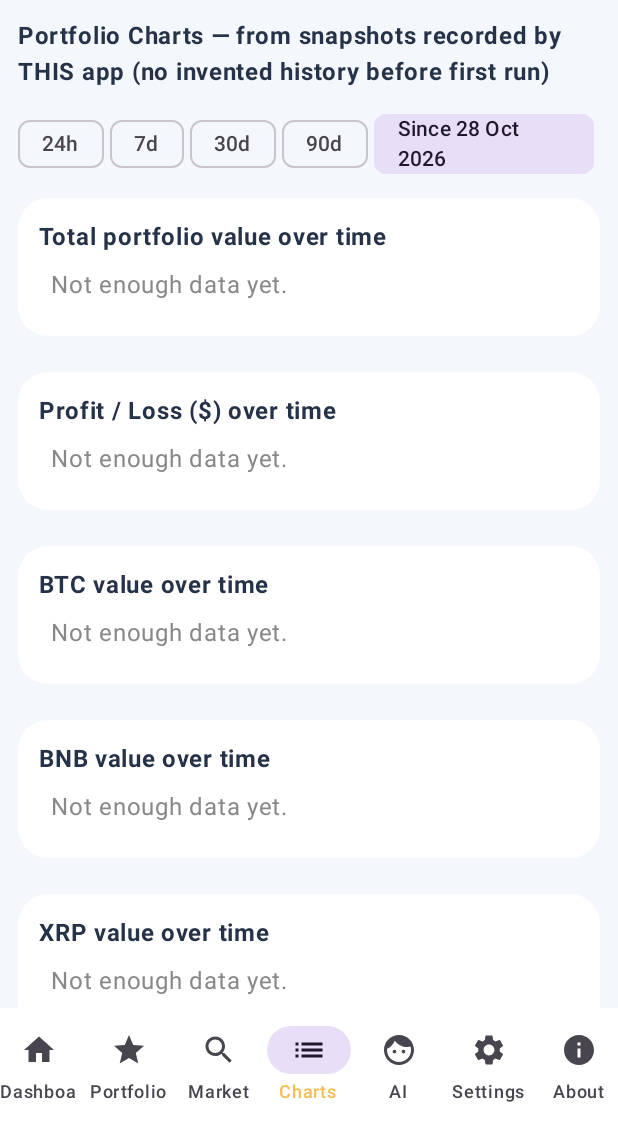
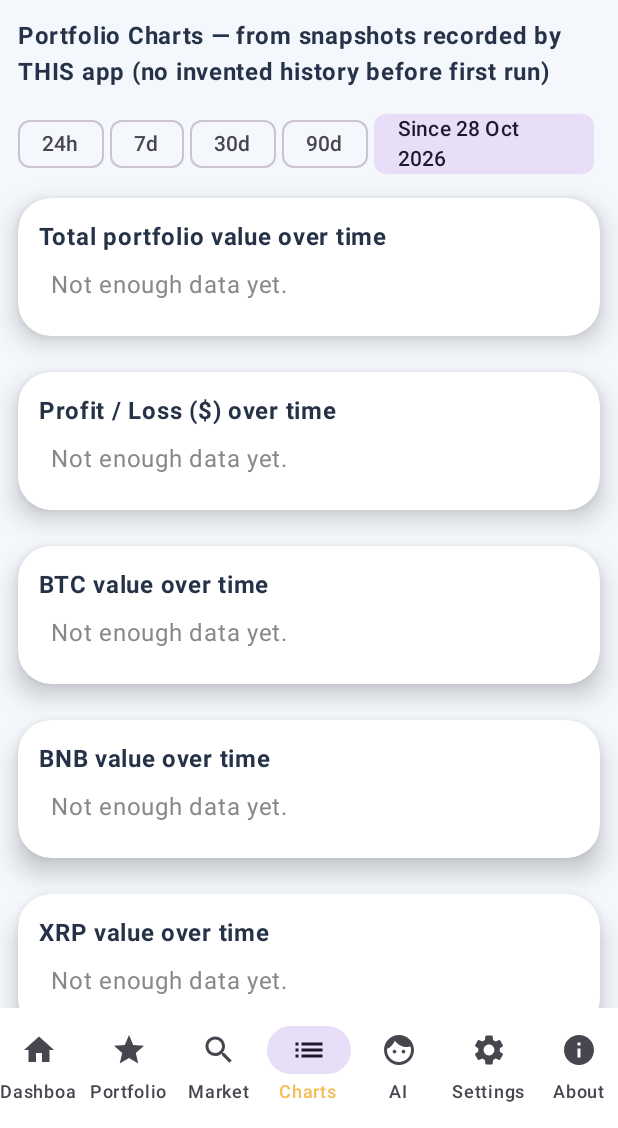
Before and after one commit to Afatah01/TawfiqCryptoSignal, an Android app built with Jetpack Compose: the screen it shows after launch (MainActivity), item 4 of the bottom bar chosen, on a phone screen of 412 x 824 dp, the part 108-1236 px from its top. Run offline under Robolectric (Android 15) with nearby library versions, the light colour scheme and no system bars; network calls fail; 2 statements that could not run were skipped.

Commit message:
Android modern design sync: pill buttons, softer premium shadows (APK rebuilt, tests pass)

```diff
--- a/app/src/main/java/com/tawfiq/cryptosignal/MainActivity.kt
+++ b/app/src/main/java/com/tawfiq/cryptosignal/MainActivity.kt
@@ -118,8 +118,8 @@ class MainActivity : ComponentActivity() {
             StatCard("Worst performer", (state.worst?.holding?.symbol ?: "—") + "\n" + pct(state.worst?.pnlPct ?: 0.0), (state.worst?.pnlPct ?: 0.0) >= 0, Modifier.weight(1f)) } }
         items(state.assets) { a -> AssetCard(a) }
         item { Text("Estimates use live public prices × your stored quantities. Final Binance valuation may differ (fees/spread). Monitoring only — no trading.", Modifier.padding(16.dp), color = Color.Gray, style = MaterialTheme.typography.bodySmall) }
-        item { Row(Modifier.padding(12.dp)) { Button(onClick = { go(2) }, colors = ButtonDefaults.buttonColors(containerColor = EPurple), modifier = Modifier.weight(1f)) { Text("Market Highlights", color = Color.White) }
-            Spacer(Modifier.width(8.dp)); OutlinedButton(onClick = { go(4) }, modifier = Modifier.weight(1f)) { Text("🤖 Tawfiq AI") } } }
+        item { Row(Modifier.padding(12.dp)) { Button(shape = RoundedCornerShape(50), onClick = { go(2) }, colors = ButtonDefaults.buttonColors(containerColor = EPurple), modifier = Modifier.weight(1f)) { Text("Market Highlights", color = Color.White) }
+            Spacer(Modifier.width(8.dp)); OutlinedButton(shape = RoundedCornerShape(50), onClick = { go(4) }, modifier = Modifier.weight(1f)) { Text("🤖 Tawfiq AI") } } }
     }
 }
 @Composable fun StatCard(label: String, value: String, up: Boolean, modifier: Modifier = Modifier) {
@@ -199,7 +199,7 @@ class MainActivity : ComponentActivity() {
             Row { listOf("PORTFOLIO", "BTC", "BNB", "XRP").forEach { s -> FilterChip(selected = scope == s, onClick = { scope = s }, label = { Text(s) }, modifier = Modifier.padding(end = 4.dp)) } }
             Row { listOf("PCT_UP", "PCT_DOWN", "TARGET_ABOVE", "TARGET_BELOW", "PNL_USD").forEach { t -> FilterChip(selected = type == t, onClick = { type = t }, label = { Text(t) }, modifier = Modifier.padding(end = 4.dp)) } }
             OutlinedTextField(thresh, { thresh = it.filter { c -> c.isDigit() || c == '.' } }, label = { Text("Threshold (% for PCT, USD otherwise)") }, modifier = Modifier.fillMaxWidth())
-            Button(onClick = { thresh.toDoubleOrNull()?.let { vm.addRule(AlertRule(scope = scope, type = type, threshold = it)) } }, colors = ButtonDefaults.buttonColors(containerColor = Emerald), modifier = Modifier.fillMaxWidth().padding(top = 8.dp)) { Text("Add alert rule") }
+            Button(shape = RoundedCornerShape(50), onClick = { thresh.toDoubleOrNull()?.let { vm.addRule(AlertRule(scope = scope, type = type, threshold = it)) } }, colors = ButtonDefaults.buttonColors(containerColor = Emerald), modifier = Modifier.fillMaxWidth().padding(top = 8.dp)) { Text("Add alert rule") }
             Text("Quick portfolio presets 1% / 2% / 3% / 5% up & down are pre-installed. Portfolio % is vs your $1,200 baseline; coin % is vs your purchase price.", color = Color.Gray, style = MaterialTheme.typography.bodySmall)
         } } }
         item { Text("Active rules (${rules.size})", Modifier.padding(12.dp), fontWeight = FontWeight.Bold) }
@@ -208,7 +208,7 @@ class MainActivity : ComponentActivity() {
                 Text("${r.scope} • ${r.type} • ${r.threshold} • cooldown ${r.cooldownMin}m", Modifier.weight(1f))
                 Switch(checked = r.enabled, onCheckedChange = { vm.updateRule(r.copy(enabled = it)) })
                 IconButton(onClick = { vm.deleteRule(r) }) { Icon(Icons.Filled.Delete, "Delete rule") } } } }
-        item { Row(Modifier.padding(12.dp), horizontalArrangement = Arrangement.SpaceBetween) { Text("Alert history", fontWeight = FontWeight.Bold); TextButton(onClick = { vm.clearHistory() }) { Text("Clear history") } } }
+        item { Row(Modifier.padding(12.dp), horizontalArrangement = Arrangement.SpaceBetween) { Text("Alert history", fontWeight = FontWeight.Bold); TextButton(shape = RoundedCornerShape(50), onClick = { vm.clearHistory() }) { Text("Clear history") } } }
         if (history.isEmpty()) item { Text("No alerts fired yet.", Modifier.padding(16.dp), color = Color.Gray) }
         items(history) { h -> Card(Modifier.fillMaxWidth().padding(horizontal = 12.dp, vertical = 4.dp), colors = CardDefaults.cardColors(containerColor = Color.White)) {
             Column(Modifier.padding(12.dp)) { Text(h.title, fontWeight = FontWeight.SemiBold); Text(h.message); Text("${timeStr(h.ts)} • ${h.symbol} @ ${usd(h.triggerPrice)} • ${pct(h.pctChange)}", color = Color.Gray, style = MaterialTheme.typography.bodySmall) } } }
@@ -234,7 +234,7 @@ class MainActivity : ComponentActivity() {
     }
 }
 @Composable fun ChartCard(title: String, content: @Composable () -> Unit) {
-    Card(Modifier.fillMaxWidth().padding(12.dp), colors = CardDefaults.cardColors(containerColor = Color.White), shape = RoundedCornerShape(20.dp)) {
+    Card(Modifier.fillMaxWidth().padding(12.dp).shadow(10.dp, RoundedCornerShape(22.dp)), colors = CardDefaults.cardColors(containerColor = Color.White), shape = RoundedCornerShape(22.dp)) {
         Column(Modifier.padding(14.dp)) { Text(title, fontWeight = FontWeight.Bold, color = EmeraldDark); content() } }
 }
 @Composable fun LineChart(values: List<Double>, color: Color) {
@@ -269,14 +269,14 @@ class MainActivity : ComponentActivity() {
             Box(Modifier.background(Brush.linearGradient(listOf(RoyalBlue, Violet, EPurple))).fillMaxWidth()) { Column(Modifier.padding(20.dp)) {
                 Text("🤖 TAWFIQ AI MARKET INTELLIGENCE", color = Color.White, fontWeight = FontWeight.Bold, style = MaterialTheme.typography.titleMedium)
                 Text("Real-time market analysis and intelligent insights — live Binance data. Analysis only, never guaranteed profits.", color = Color.White.copy(.9f))
-                Button(onClick = { vm.loadAi() }, colors = ButtonDefaults.buttonColors(containerColor = Color.White), modifier = Modifier.padding(top = 8.dp)) { Text("↻ Refresh analysis", color = EPurple) }
+                Button(shape = RoundedCornerShape(50), onClick = { vm.loadAi() }, colors = ButtonDefaults.buttonColors(containerColor = Color.White), modifier = Modifier.padding(top = 8.dp)) { Text("↻ Refresh analysis", color = EPurple) }
             } } } }
         if (busy) item { LinearProgressIndicator(color = EPurple, modifier = Modifier.fillMaxWidth().padding(12.dp)) }
         item { Card(Modifier.fillMaxWidth().padding(12.dp), colors = CardDefaults.cardColors(containerColor = Color.White), shape = RoundedCornerShape(20.dp)) { Column(Modifier.padding(16.dp)) {
             Text("💬 ASK TAWFIQ AI", fontWeight = FontWeight.Bold, color = EmeraldDark)
             OutlinedTextField(q, { q = it }, label = { Text("Ask about BTC, XRP, your portfolio, risk…") }, modifier = Modifier.fillMaxWidth())
-            Button(onClick = { if (q.isNotBlank()) vm.askAi(q) }, colors = ButtonDefaults.buttonColors(containerColor = EPurple), modifier = Modifier.fillMaxWidth()) { Text("Ask Tawfiq AI ➤") }
-            Row { listOf("How is my investment performing?", "Should I hold my XRP?", "Compare BTC, BNB and XRP").forEach { chip -> TextButton(onClick = { q = chip; vm.askAi(chip) }) { Text(chip, style = MaterialTheme.typography.labelSmall) } } }
+            Button(shape = RoundedCornerShape(50), onClick = { if (q.isNotBlank()) vm.askAi(q) }, colors = ButtonDefaults.buttonColors(containerColor = EPurple), modifier = Modifier.fillMaxWidth()) { Text("Ask Tawfiq AI ➤") }
+            Row { listOf("How is my investment performing?", "Should I hold my XRP?", "Compare BTC, BNB and XRP").forEach { chip -> TextButton(shape = RoundedCornerShape(50), onClick = { q = chip; vm.askAi(chip) }) { Text(chip, style = MaterialTheme.typography.labelSmall) } } }
         } } }
         item { Text(ai, Modifier.padding(16.dp)) }
     }
@@ -305,16 +305,16 @@ class MainActivity : ComponentActivity() {
             Text("🤖 AI & backend", fontWeight = FontWeight.Bold)
             Text("App tries Binance first, then this Render backend (which also hosts Tawfiq AI), then CoinGecko fallback.", color = Muted, style = MaterialTheme.typography.bodySmall)
             OutlinedTextField(backend, { backend = it }, label = { Text("Render backend URL") }, modifier = Modifier.fillMaxWidth())
-            Button(onClick = { vm.setBackendUrl(backend.trim()) }, colors = ButtonDefaults.buttonColors(containerColor = EPurple), modifier = Modifier.fillMaxWidth()) { Text("Save backend URL") }
-            Spacer(Modifier.height(8.dp)); OutlinedButton(onClick = { vm.testNotification() }, modifier = Modifier.fillMaxWidth()) { Text("Send test notification") }
-            OutlinedButton(onClick = { vm.loadAi() }, modifier = Modifier.fillMaxWidth()) { Text("Refresh Tawfiq AI analysis") }
+            Button(shape = RoundedCornerShape(50), onClick = { vm.setBackendUrl(backend.trim()) }, colors = ButtonDefaults.buttonColors(containerColor = EPurple), modifier = Modifier.fillMaxWidth()) { Text("Save backend URL") }
+            Spacer(Modifier.height(8.dp)); OutlinedButton(shape = RoundedCornerShape(50), onClick = { vm.testNotification() }, modifier = Modifier.fillMaxWidth()) { Text("Send test notification") }
+            OutlinedButton(shape = RoundedCornerShape(50), onClick = { vm.loadAi() }, modifier = Modifier.fillMaxWidth()) { Text("Refresh Tawfiq AI analysis") }
             Text("API status: Source ${state.source} • Last sync: ${timeStr(state.lastUpdate)}${if (state.isStale) " • STALE" else ""}", Modifier.padding(top = 8.dp), color = if (state.error != null) DownRed else UpGreen)
             Text("Background alerts: WorkManager ~every 15 min (Android minimum). Foreground: immediate. Currency: USD. Theme: premium light.", color = Muted, style = MaterialTheme.typography.bodySmall)
         } } }
         item { Card(Modifier.fillMaxWidth().padding(12.dp), colors = CardDefaults.cardColors(containerColor = Color.White), shape = RoundedCornerShape(20.dp)) { Column(Modifier.padding(16.dp)) {
             Text("Data & privacy", fontWeight = FontWeight.Bold)
             Text("Stored locally only: holdings baseline (fixed), snapshots, alert rules/history. Network (HTTPS): Binance / your Render backend (AI). No Binance login, passwords, trading or withdrawal permissions. OpenAI key lives only on the Render server, never in this app.", color = Muted, style = MaterialTheme.typography.bodySmall)
-            OutlinedButton(onClick = { vm.clearSnapshots() }, modifier = Modifier.fillMaxWidth().padding(top = 8.dp)) { Text("Clear chart history (snapshots)") }
+            OutlinedButton(shape = RoundedCornerShape(50), onClick = { vm.clearSnapshots() }, modifier = Modifier.fillMaxWidth().padding(top = 8.dp)) { Text("Clear chart history (snapshots)") }
             Text("Disclaimer: Monitoring/education only. Not financial advice. No guaranteed opportunities.", color = Muted, style = MaterialTheme.typography.bodySmall, modifier = Modifier.padding(top = 8.dp))
         } } }
     }
```
Also changed, not shown: 1 other file.
